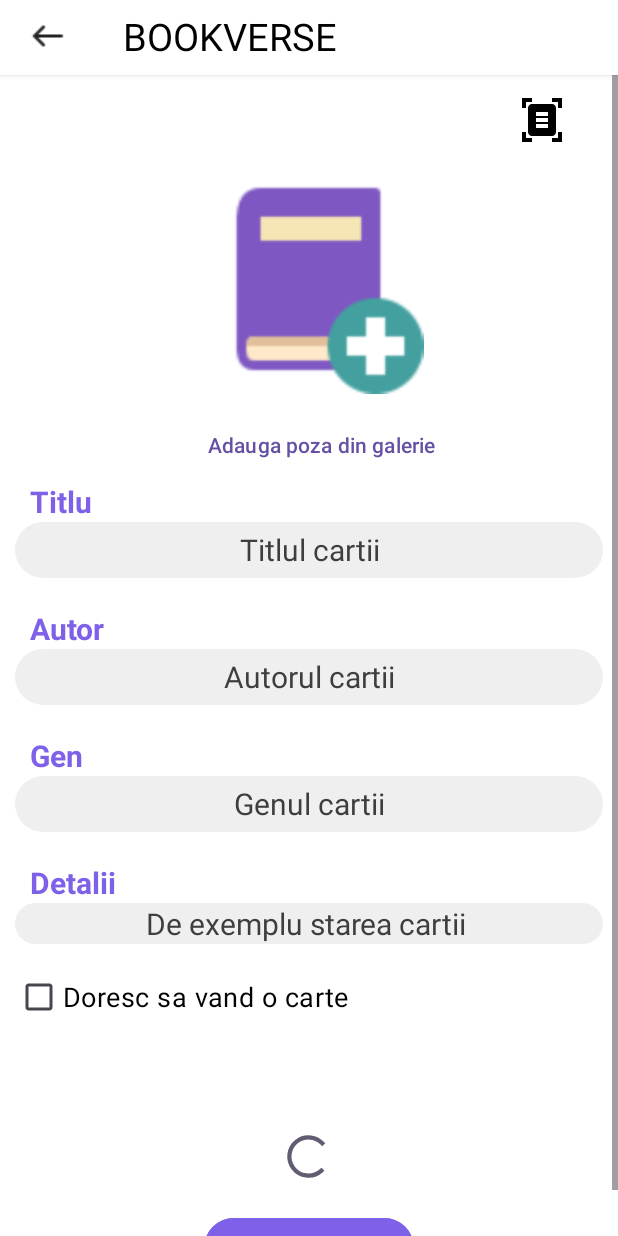
After one commit to DenisaCernaianu/BookStore, an Android app: the ScanBookActivity screen opened directly, with no data from a screen before it, on a phone screen of 412 x 824 dp. The commit adds this screen. Run offline under Robolectric (Android 15) with nearby library versions, the phone set to English and light mode, and no system bars; our stand-ins replace Volley; libraries missing offline, so code that uses them is left out: com.google.mlkit.vision; 2 statements that could not run were skipped.

Commit message:
scan the barcode of a book

```diff
--- a/app/src/main/AndroidManifest.xml
+++ b/app/src/main/AndroidManifest.xml
@@ -8,6 +8,7 @@
     <uses-permission android:name="android.permission.WRITE_EXTERNAL_STORAGE" />
     <uses-permission android:name="android.permission.CAMERA" />
     <uses-permission android:name="android.permission.SEND_SMS" />
+    <uses-permission android:name="android.permission.ACCESS_NETWORK_STATE" />
 
     <uses-feature android:name="android.hardware.camera" />
     <uses-feature
@@ -24,6 +25,9 @@
         android:supportsRtl="true"
         android:theme="@style/Theme.BookStore"
         tools:targetApi="31">
+        <activity
+            android:name=".ScanBookActivity"
+            android:exported="false" />
         <activity
             android:name=".EditProfileActivity"
             android:exported="false" />
--- a/app/src/main/java/com/example/bookstore/BookDetailsActivity.java
+++ b/app/src/main/java/com/example/bookstore/BookDetailsActivity.java
@@ -240,7 +240,7 @@ FirebaseAuth firebaseAuth = FirebaseAuth.getInstance();
             public void onDataChange(@NonNull DataSnapshot snapshot) {
                 if(snapshot.hasChild(bookId))
                 {
-                    Toast.makeText(BookDetailsActivity.this, "Cartea e deja adaugata la favotite !" , Toast.LENGTH_LONG).show();
+                    Toast.makeText(BookDetailsActivity.this, "Cartea e deja adaugata la favorite !" , Toast.LENGTH_LONG).show();
 
                     }else {
                    //Toast.makeText(BookDetailsActivity.this, "urmeaza!"+ bookId + phoneNumber, Toast.LENGTH_LONG).show();
--- /dev/null
+++ b/app/src/main/res/drawable/book_scanner.xml
@@ -0,0 +1,5 @@
+<vector android:height="32dp" android:tint="#000000"
+    android:viewportHeight="24" android:viewportWidth="24"
+    android:width="32dp" xmlns:android="http://schemas.android.com/apk/res/android">
+    <path android:fillColor="@android:color/white" android:pathData="M7,3H4v3H2V1h5V3zM22,6V1h-5v2h3v3H22zM7,21H4v-3H2v5h5V21zM20,18v3h-3v2h5v-5H20zM19,18c0,1.1 -0.9,2 -2,2H7c-1.1,0 -2,-0.9 -2,-2V6c0,-1.1 0.9,-2 2,-2h10c1.1,0 2,0.9 2,2V18zM15,8H9v2h6V8zM15,11H9v2h6V11zM15,14H9v2h6V14z"/>
+</vector>
--- a/app/src/main/res/layout/activity_home.xml
+++ b/app/src/main/res/layout/activity_home.xml
@@ -133,7 +133,7 @@
         <androidx.recyclerview.widget.RecyclerView
             android:id="@+id/recycleview"
             android:layout_width="match_parent"
-            android:layout_height="596dp">
+            android:layout_height="592dp">
 
 
         </androidx.recyclerview.widget.RecyclerView>
--- /dev/null
+++ b/app/src/main/res/layout/activity_scan_book.xml
@@ -0,0 +1,266 @@
+<?xml version="1.0" encoding="utf-8"?>
+<RelativeLayout xmlns:android="http://schemas.android.com/apk/res/android"
+xmlns:app="http://schemas.android.com/apk/res-auto"
+xmlns:tools="http://schemas.android.com/tools"
+android:layout_width="match_parent"
+android:layout_height="match_parent"
+android:background="@color/white"
+tools:context=".ScanBookActivity">
+
+
+<androidx.cardview.widget.CardView
+    android:id="@+id/card_view_home"
+    android:layout_width="match_parent"
+    android:layout_height="50dp"
+    app:cardBackgroundColor="@color/white"
+    app:cardCornerRadius="0dp">
+
+
+    <LinearLayout
+        android:layout_width="match_parent"
+        android:layout_height="wrap_content"
+        android:orientation="horizontal"
+        >
+
+        <Button
+            android:layout_width="wrap_content"
+            android:layout_height="wrap_content"
+            android:id="@+id/backButton"
+            android:textStyle="bold"
+            android:drawableLeft="@drawable/back_icon"
+            style="@style/Widget.Material3.Button.TextButton.Dialog"
+            android:textSize="15sp">
+
+        </Button>
+
+
+
+        <TextView
+            android:layout_width="match_parent"
+            android:layout_height="wrap_content"
+            android:layout_gravity="center"
+            android:paddingStart="10dp"
+            android:paddingLeft="30dp"
+            android:text="BOOKVERSE"
+            android:textColor="@color/black"
+            android:textSize="25sp"
+            >
+
+        </TextView>
+
+    </LinearLayout>
+
+
+</androidx.cardview.widget.CardView>
+
+
+
+
+<ScrollView
+    android:layout_width="match_parent"
+    android:layout_height="match_parent"
+    android:layout_below="@id/card_view_home">
+    <LinearLayout
+        android:layout_width="match_parent"
+        android:layout_height="match_parent"
+        android:layout_below="@id/scanBookBtn"
+        android:layout_marginLeft="10dp"
+        android:layout_marginRight="10dp"
+        android:background="@color/white"
+        android:orientation="vertical">
+
+
+        <ImageButton
+            android:id="@+id/scanBookBtn"
+            android:layout_width="81dp"
+            android:layout_height="59dp"
+            android:layout_gravity="right"
+            android:background="@color/white"
+            android:src="@drawable/book_scanner" />
+        <ImageView
+            android:id="@+id/bookImage"
+            android:layout_width="203dp"
+            android:layout_height="153dp"
+            android:layout_gravity="center"
+            android:layout_marginBottom="10dp"
+            android:src="@drawable/add_book">
+
+        </ImageView>
+
+        <Button
+            android:id="@+id/addBookGallery"
+            style="@style/Widget.Material3.Button.TextButton.Dialog"
+            android:layout_width="wrap_content"
+            android:layout_height="wrap_content"
+            android:layout_gravity="center"
+            android:layout_marginTop="0dp"
+            android:backgroundTint="@color/white"
+            android:gravity="center"
+            android:text="Adauga poza din galerie" />
+
+
+
+        <TextView
+            android:layout_width="wrap_content"
+            android:layout_height="wrap_content"
+            android:paddingLeft="10dp"
+            android:text="Titlu"
+            android:textColor="@color/purple"
+            android:textSize="20sp"
+            android:textStyle="bold">
+
+        </TextView>
+
+        <EditText
+            android:id="@+id/bookTitle"
+            android:layout_width="match_parent"
+            android:layout_height="37dp"
+            android:layout_marginBottom="20dp"
+            android:background="@drawable/edittextbackround"
+            android:backgroundTint="@color/grey"
+            android:hint="Titlul cartii"
+            android:inputType="text"
+            android:textAlignment="center"
+            android:textColor="@color/black"
+            android:textColorHint="@color/bgrey"
+            android:textSize="20sp">
+
+        </EditText>
+
+        <TextView
+            android:layout_width="wrap_content"
+            android:layout_height="wrap_content"
+            android:paddingLeft="10dp"
+            android:text="Autor"
+            android:textColor="@color/purple"
+            android:textSize="20sp"
+            android:textStyle="bold" />
+
+        <EditText
+            android:id="@+id/bookAuthor"
+            android:layout_width="match_parent"
+            android:layout_height="37dp"
+            android:layout_marginBottom="20dp"
+            android:background="@drawable/edittextbackround"
+            android:backgroundTint="@color/grey"
+            android:hint="Autorul cartii"
+            android:inputType="text"
+            android:textAlignment="center"
+            android:textColor="@color/black"
+            android:textColorHint="@color/bgrey"
+            android:textSize="20sp">
+
+        </EditText>
+        <TextView
+            android:layout_width="wrap_content"
+            android:layout_height="wrap_content"
+            android:paddingLeft="10dp"
+            android:text="Gen"
+            android:textColor="@color/purple"
+            android:textSize="20sp"
+            android:textStyle="bold" />
+
+        <EditText
+            android:id="@+id/bookType"
+            android:layout_width="match_parent"
+            android:layout_height="37dp"
+            android:layout_marginBottom="20dp"
+            android:background="@drawable/edittextbackround"
+            android:backgroundTint="@color/grey"
+            android:hint="Genul cartii"
+            android:inputType="text"
+            android:textAlignment="center"
+            android:textColor="@color/black"
+            android:textColorHint="@color/bgrey"
+            android:textSize="20sp">
+
+        </EditText>
+
+
+        <TextView
+            android:layout_width="wrap_content"
+            android:layout_height="wrap_content"
+            android:paddingLeft="10dp"
+            android:text="Detalii "
+            android:textColor="@color/purple"
+            android:textSize="20sp"
+            android:textStyle="bold" />
+
+        <EditText
+            android:id="@+id/bookDetails"
+            android:layout_width="match_parent"
+            android:layout_height="wrap_content"
+            android:layout_marginBottom="20dp"
+            android:background="@drawable/edittextbackround"
+            android:backgroundTint="@color/grey"
+            android:hint="De exemplu starea cartii "
+            android:inputType="text|textMultiLine"
+            android:textAlignment="center"
+            android:textColor="@color/black"
+            android:textColorHint="@color/bgrey"
+            android:textSize="20sp">
+
+        </EditText>
+
+        <CheckBox
+            android:id="@+id/checkBoxSale"
+            android:layout_width="match_parent"
+            android:layout_height="30dp"
+            android:checked="false"
+            android:text="Doresc sa vand o carte "
+            android:textColor="@color/black"
+            android:textSize="18dp" />
+
+        <TextView
+            android:id="@+id/textViewPrice"
+            android:layout_width="wrap_content"
+            android:layout_height="wrap_content"
+            android:paddingLeft="10dp"
+            android:text="Pret"
+            android:textColor="@color/purple"
+            android:textSize="20sp"
+            android:textStyle="bold"
+            android:visibility="invisible"/>
+
+        <EditText
+            android:id="@+id/bookPrice"
+            android:visibility="invisible"
+            android:layout_width="match_parent"
+            android:layout_height="37dp"
+            android:layout_marginBottom="10dp"
+            android:background="@drawable/edittextbackround"
+            android:backgroundTint="@color/grey"
+            android:hint="Pretul cartii"
+            android:inputType="number"
+            android:textAlignment="center"
+            android:textColor="@color/black"
+            android:textColorHint="@color/bgrey"
+            android:textSize="20sp">
+
+        </EditText>
+
+        <ProgressBar
+            android:id="@+id/progressBarAdd"
+            android:layout_width="match_parent"
+            android:layout_height="34dp"
+            android:backgroundTint="@color/purple"
+            >
+
+        </ProgressBar>
+
+
+        <Button
+            android:id="@+id/addBook"
+            android:layout_width="wrap_content"
+            android:layout_height="wrap_content"
+            android:layout_gravity="center"
+            android:layout_marginTop="20dp"
+            android:textColor="@color/white"
+            android:backgroundTint="@color/purple"
+            android:gravity="center"
+            android:text="Adauga cartea" />
+
+    </LinearLayout>
+</ScrollView>
+
+</RelativeLayout>
```
Also changed, not shown: app/build.gradle.kts (+7 -0 lines), app/src/main/java/com/example/bookstore/AddBookActivity.java (+8 -2 lines), app/src/main/java/com/example/bookstore/HomeActivity.java (+11 -4 lines), app/src/main/java/com/example/bookstore/Model/AdminDeleteUserActivity.java (+8 -0 lines), app/src/main/java/com/example/bookstore/ScanBookActivity.java (added, +298 -0 lines).
